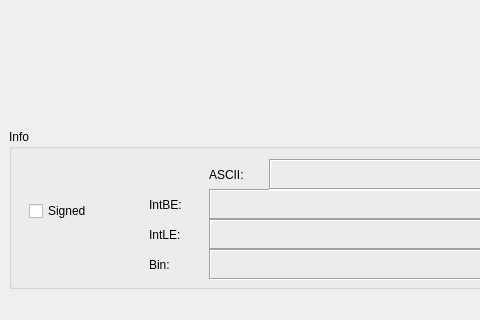
Above: hexwalk/hexwalkmain.ui from gcarmix/HexWalk before the change; both pictures show x 0 to 480 and y 466 to 786 of the 944 by 786 pixel window. Below: the same form after it.
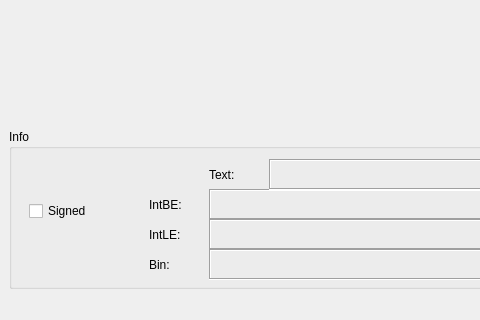
That is the form after the change. Custom widgets are drawn as their Qt base class.

Diff of the .ui file:
```diff
--- a/hexwalk/hexwalkmain.ui
+++ b/hexwalk/hexwalkmain.ui
@@ -263,7 +263,7 @@
         </rect>
        </property>
        <property name="text">
-        <string>ASCII:</string>
+        <string>Text:</string>
        </property>
       </widget>
       <widget class="QLabel" name="asciiTextEdit">
```
